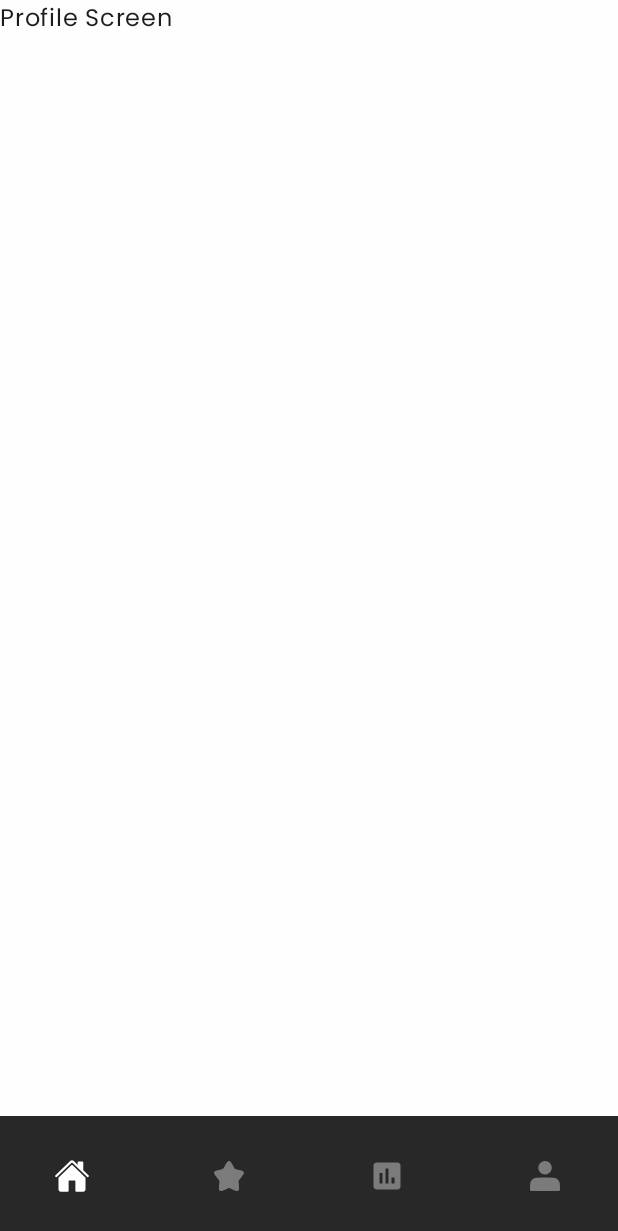
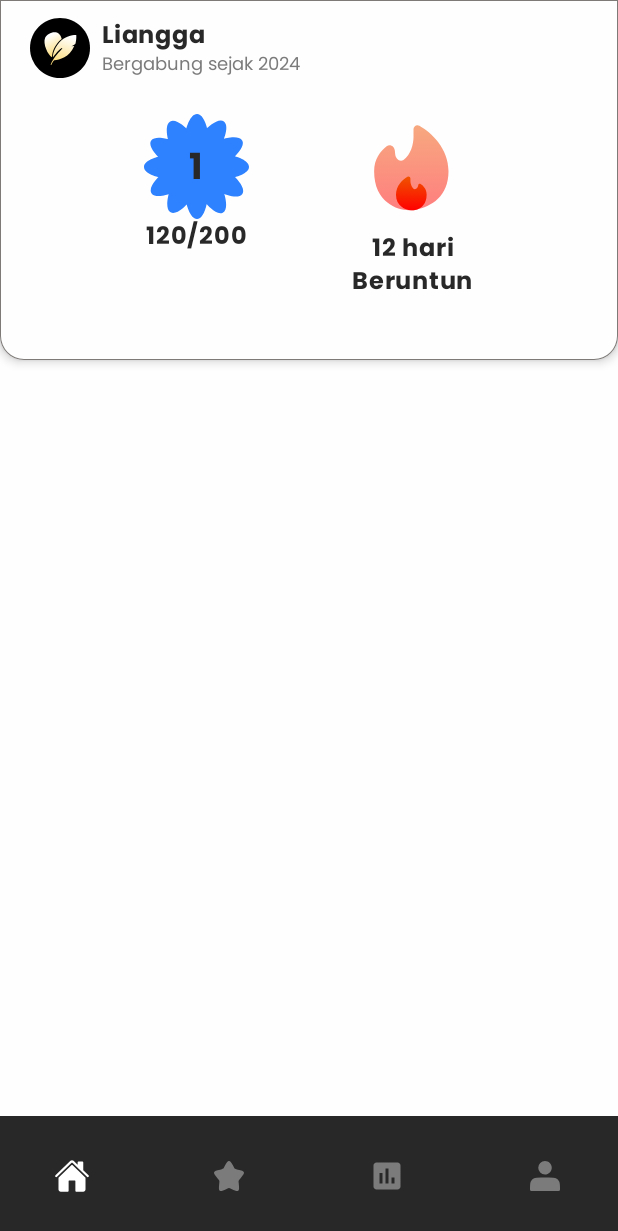
Before and after one commit to memotions/android, an Android app built with Jetpack Compose: the ProfileScreen screen opened through its navigation route, on a phone screen of 412 x 824 dp. Shown: the top 1231 px of the screen. Run offline under Robolectric (Android 15) with nearby library versions, the phone set to English and light mode, and no system bars; our stand-ins replace Dagger/Hilt's generated code.

Commit message:
feat: add profile screen with topbar

```diff
--- /dev/null
+++ b/app/src/main/java/com/memtionsandroid/memotions/ui/components/profile/PersonalInfo.kt
@@ -0,0 +1,57 @@
+package com.memtionsandroid.memotions.ui.components.profile
+
+import androidx.compose.foundation.Image
+import androidx.compose.foundation.layout.Column
+import androidx.compose.foundation.layout.Row
+import androidx.compose.foundation.layout.padding
+import androidx.compose.foundation.layout.size
+import androidx.compose.material3.MaterialTheme
+import androidx.compose.material3.Text
+import androidx.compose.runtime.Composable
+import androidx.compose.ui.Modifier
+import androidx.compose.ui.res.painterResource
+import androidx.compose.ui.tooling.preview.Preview
+import androidx.compose.ui.unit.dp
+import com.memtionsandroid.memotions.R
+import com.memtionsandroid.memotions.ui.theme.customColors
+
+
+data class User(
+    val name: String,
+    val yearCreated: String,
+)
+
+@Composable
+fun PersonalInfo(user: User) {
+    val customColors = MaterialTheme.customColors
+    Row {
+        Image(
+            painter = painterResource(id = R.drawable.profile),
+            contentDescription = "Profile Picture",
+            modifier = Modifier.size(40.dp)
+        )
+        Column(
+            modifier = Modifier
+                .weight(1f)
+                .padding(start = 8.dp)
+        ) {
+            Text(
+                text = user.name,
+                style = MaterialTheme.typography.titleMedium,
+                color = customColors.onBackgroundColor
+            )
+            Text(
+                text = "Bergabung sejak ${user.yearCreated}",
+                style = MaterialTheme.typography.bodySmall,
+                color = customColors.onSecondBackgroundColor
+            )
+        }
+    }
+}
+
+@Preview
+@Composable
+fun PersonalInfoPreview() {
+    val user = User(name = "Liangga", yearCreated = "2024")
+    PersonalInfo(user)
+}
--- /dev/null
+++ b/app/src/main/java/com/memtionsandroid/memotions/ui/components/profile/PersonalProgress.kt
@@ -0,0 +1,103 @@
+package com.memtionsandroid.memotions.ui.components.profile
+
+import androidx.compose.foundation.Image
+import androidx.compose.foundation.background
+import androidx.compose.foundation.layout.Arrangement
+import androidx.compose.foundation.layout.Box
+import androidx.compose.foundation.layout.Column
+import androidx.compose.foundation.layout.Row
+import androidx.compose.foundation.layout.Spacer
+import androidx.compose.foundation.layout.fillMaxWidth
+import androidx.compose.foundation.layout.height
+import androidx.compose.foundation.layout.padding
+import androidx.compose.foundation.layout.size
+import androidx.compose.foundation.layout.width
+import androidx.compose.material3.MaterialTheme
+import androidx.compose.material3.Text
+import androidx.compose.runtime.Composable
+import androidx.compose.ui.Alignment
+import androidx.compose.ui.Modifier
+import androidx.compose.ui.res.painterResource
+import androidx.compose.ui.text.style.TextAlign
+import androidx.compose.ui.tooling.preview.Preview
+import androidx.compose.ui.unit.dp
+import androidx.compose.ui.unit.sp
+import com.memtionsandroid.memotions.R
+import com.memtionsandroid.memotions.ui.theme.customColors
+
+@Composable
+fun PersonalProgress(modifier: Modifier = Modifier) {
+    val customColors = MaterialTheme.customColors
+    val level = 1
+    val currentEXP = 120
+    val nextLevelEXP = 200
+    val streak = 12
+
+    Box(modifier = modifier.width(220.dp)) {
+        Row(
+            modifier = Modifier.fillMaxWidth(),
+            horizontalArrangement = Arrangement.SpaceBetween,
+        ) {
+            Column(
+                verticalArrangement = Arrangement.Center,
+                horizontalAlignment = Alignment.CenterHorizontally,
+            ) {
+
+                Box {
+                    Image(
+                        painter = painterResource(id = R.drawable.exp),
+                        contentDescription = "Streak Icon",
+                        modifier = Modifier
+                            .size(70.dp)
+
+                    )
+                    Text(
+                        modifier = Modifier.align(Alignment.Center),
+                        color = customColors.TextOnBackgroundColor,
+                        style = MaterialTheme.typography.titleSmall.copy(
+                            fontSize = 24.sp,
+                            textAlign = TextAlign.Center
+                        ),
+                        text = "${level}"
+                    )
+                }
+                Text(
+                    color = customColors.TextOnBackgroundColor,
+                    style = MaterialTheme.typography.titleMedium,
+                    text = "${currentEXP}/${nextLevelEXP}"
+                )
+            }
+
+            Spacer(modifier.height(10.dp))
+
+            Column(
+                verticalArrangement = Arrangement.Center,
+                horizontalAlignment = Alignment.CenterHorizontally,
+            ) {
+                Image(
+                    painter = painterResource(id = R.drawable.streak),
+                    contentDescription = "Streak Icon",
+                    modifier = Modifier
+                        .size(70.dp)
+                )
+                Spacer(modifier.padding(top = 8.dp))
+                Text(
+                    color = customColors.TextOnBackgroundColor,
+                    style = MaterialTheme.typography.titleMedium,
+                    text = "$streak hari"
+                )
+                Text(
+                    color = customColors.TextOnBackgroundColor,
+                    style = MaterialTheme.typography.titleMedium,
+                    text = "Beruntun"
+                )
+            }
+        }
+    }
+}
+
+@Preview
+@Composable
+private fun PersonalProgressPreview() {
+    PersonalProgress()
+}
--- /dev/null
+++ b/app/src/main/java/com/memtionsandroid/memotions/ui/components/profile/ProfileTopbar.kt
@@ -0,0 +1,73 @@
+package com.memtionsandroid.memotions.ui.components.profile
+
+import androidx.compose.foundation.BorderStroke
+import androidx.compose.foundation.background
+import androidx.compose.foundation.layout.Arrangement
+import androidx.compose.foundation.layout.Box
+import androidx.compose.foundation.layout.Column
+import androidx.compose.foundation.layout.fillMaxWidth
+import androidx.compose.foundation.layout.height
+import androidx.compose.foundation.layout.padding
+import androidx.compose.foundation.layout.statusBarsPadding
+import androidx.compose.foundation.layout.width
+import androidx.compose.foundation.shape.RoundedCornerShape
+import androidx.compose.material3.MaterialTheme
+import androidx.compose.material3.Surface
+import androidx.compose.material3.Text
+import androidx.compose.runtime.Composable
+import androidx.compose.ui.Alignment
+import androidx.compose.ui.Modifier
+import androidx.compose.ui.tooling.preview.Preview
+import androidx.compose.ui.unit.dp
+import com.memtionsandroid.memotions.ui.components.main.SearchBar
+import com.memtionsandroid.memotions.ui.theme.MemotionsTheme
+import com.memtionsandroid.memotions.ui.theme.customColors
+
+
+@Composable
+fun ProfileTopBar() {
+    val customColors = MaterialTheme.customColors
+    Surface(
+        modifier = Modifier
+            .fillMaxWidth()
+            .height(240.dp),
+        shadowElevation = 4.dp,
+        tonalElevation = 8.dp,
+        border = BorderStroke(0.5.dp, customColors.outlineColor),
+        shape = RoundedCornerShape(bottomEnd = 16.dp, bottomStart = 16.dp),
+    ) {
+        Box(
+            modifier = Modifier
+                .fillMaxWidth()
+                .background(customColors.backgroundColor)
+                .padding(horizontal = 20.dp, vertical = 12.dp)
+                .statusBarsPadding()
+        ) {
+            Column {
+                PersonalInfo(user = User(name = "Liangga", yearCreated = "2024"))
+                Column(
+                    horizontalAlignment = Alignment.CenterHorizontally,
+                    modifier = Modifier.fillMaxWidth().padding(top = 24.dp)
+                    ) {
+                    PersonalProgress()
+                }
+            }
+        }
+    }
+}
+
+@Preview
+@Composable
+fun ProfileTopBarPreview() {
+    MemotionsTheme {
+        ProfileTopBar()
+    }
+}
+
+@Preview
+@Composable
+fun ProfileTopBarPreviewDark() {
+    MemotionsTheme(darkTheme = true) {
+        ProfileTopBar()
+    }
+}
--- a/app/src/main/java/com/memtionsandroid/memotions/ui/main/screen/ProfileScreen.kt
+++ b/app/src/main/java/com/memtionsandroid/memotions/ui/main/screen/ProfileScreen.kt
@@ -2,13 +2,24 @@ package com.memtionsandroid.memotions.ui.main.screen
 
 import androidx.compose.foundation.layout.Box
 import androidx.compose.foundation.layout.fillMaxSize
+import androidx.compose.foundation.layout.fillMaxWidth
+import androidx.compose.foundation.layout.padding
+import androidx.compose.material3.Scaffold
 import androidx.compose.material3.Text
 import androidx.compose.runtime.Composable
 import androidx.compose.ui.Modifier
+import androidx.compose.ui.unit.dp
+import com.memtionsandroid.memotions.ui.components.main.Journals
+import com.memtionsandroid.memotions.ui.components.profile.ProfileTopBar
+import com.memtionsandroid.memotions.ui.components.starred.StarredTopBar
 
 @Composable
 fun ProfileScreen() {
-    Box (Modifier.fillMaxSize()){
-        Text("Profile Screen")
-    }
+    Scaffold (
+        topBar = {
+            ProfileTopBar()
+        },
+        content = { innerPadding ->
+        }
+    )
 }
```
